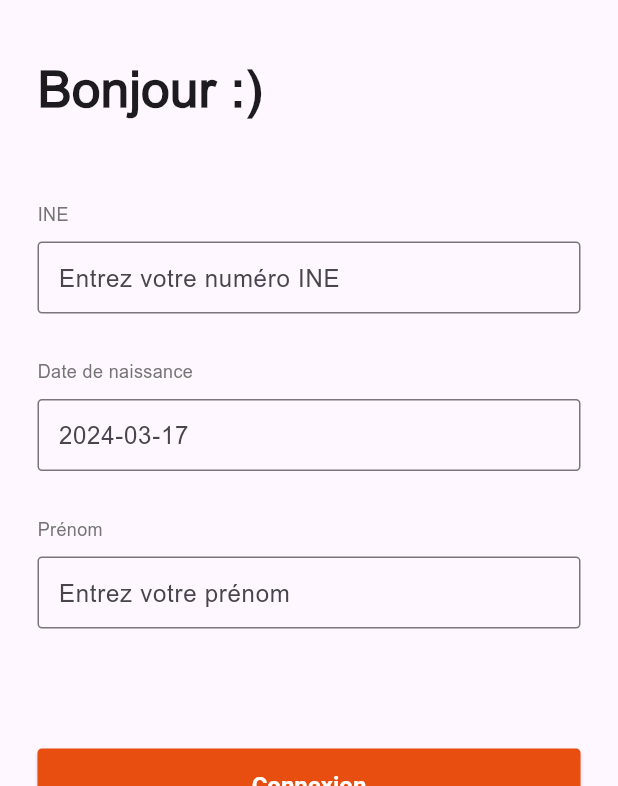
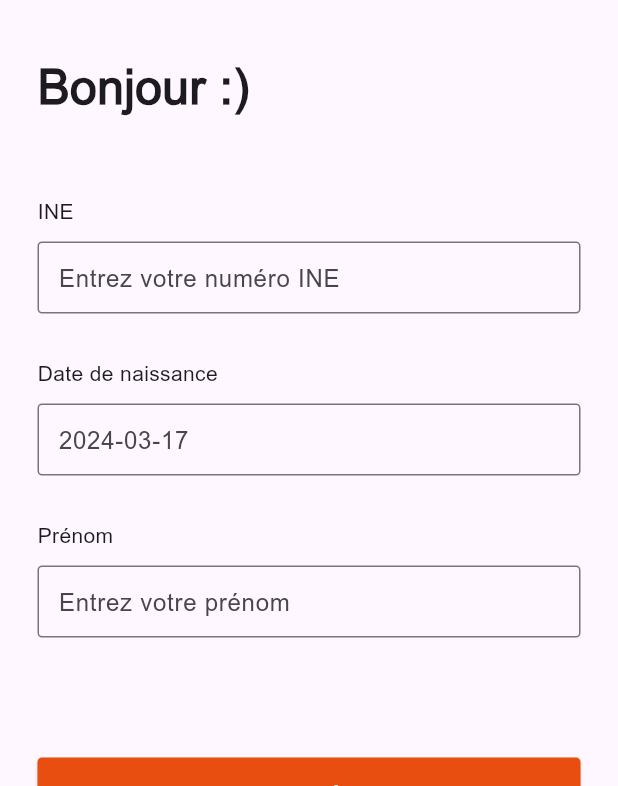
Before and after one commit to B3-3iL-DLW/3il-student, a Flutter app: the screen it shows after launch, on a phone screen of 412 x 824 dp, the part 450-1236 px from its top. Run offline on Flutter 3.47's test engine with Material 3 defaults, Android fonts, the phone set to English and light mode, and no system bars; our stand-ins replace bloc, flutter_bloc, flutter_dotenv, flutter_svg, go_router, shared_preferences; generated files the repository leaves out were written again.

Commit message:
UI/add global font style (#50)
* 💄🚧♻️: global refactor with custom_theme

* ♻️: global refactor with custom_theme
🐛 : fixed datetimepicker bug & fixed overflow in card

```diff
--- a/frontend/app_student/lib/login/views/widgets/form/button_submit.dart
+++ b/frontend/app_student/lib/login/views/widgets/form/button_submit.dart
@@ -1,8 +1,8 @@
+import 'package:app_student/login/cubit/login_cubit.dart';
+import 'package:app_student/utils/custom_theme.dart';
 import 'package:flutter/material.dart';
 import 'package:flutter_bloc/flutter_bloc.dart';
 import 'package:flutter_gen/gen_l10n/app_localizations.dart';
-
-import '../../../cubit/login_cubit.dart';
 
 class SubmitButton extends StatelessWidget {
   final TextEditingController ineController;
@@ -30,13 +30,10 @@ class SubmitButton extends StatelessWidget {
             child: ElevatedButton(
               style: ButtonStyle(
                 textStyle: MaterialStateProperty.all<TextStyle>(
-                  const TextStyle(
-                    fontSize: 16.0,
-                    fontWeight: FontWeight.bold,
-                  ),
+                  CustomTheme.text.toBold,
                 ),
                 backgroundColor: MaterialStateProperty.all<Color>(
-                    Theme.of(context).focusColor),
+                    CustomTheme.secondaryColor),
                 foregroundColor: MaterialStateProperty.all<Color>(Colors.white),
                 shape: MaterialStateProperty.all<RoundedRectangleBorder>(
                   RoundedRectangleBorder(
--- a/frontend/app_student/lib/login/views/widgets/form/inputs/input_birthdate.dart
+++ b/frontend/app_student/lib/login/views/widgets/form/inputs/input_birthdate.dart
@@ -1,3 +1,4 @@
+import 'package:app_student/utils/custom_theme.dart';
 import 'package:flutter/material.dart';
 import 'package:flutter_gen/gen_l10n/app_localizations.dart';
 
@@ -44,10 +45,7 @@ class BirthDateFieldState extends State<BirthDateField> {
         children: [
           Text(
             AppLocalizations.of(context)!.loginBirthDateLabel,
-            style: TextStyle(
-              fontSize: 12.0,
-              color: Colors.grey[600],
-            ),
+            style: CustomTheme.textSmall,
           ),
           const SizedBox(height: 10.0),
           TextFormField(
@@ -58,11 +56,11 @@ class BirthDateFieldState extends State<BirthDateField> {
               contentPadding:
                   const EdgeInsets.symmetric(vertical: 10.0, horizontal: 10.0),
               border: OutlineInputBorder(
-                borderSide: const BorderSide(color: Colors.grey),
+                borderSide: const BorderSide(color: CustomTheme.primaryColor),
                 borderRadius: BorderRadius.circular(3.0),
               ),
               focusedBorder: OutlineInputBorder(
-                borderSide: BorderSide(color: Theme.of(context).focusColor),
+                borderSide: const BorderSide(color: CustomTheme.secondaryColor),
                 borderRadius: BorderRadius.circular(3.0),
               ),
             ),
--- a/frontend/app_student/lib/login/views/widgets/form/inputs/input_ine.dart
+++ b/frontend/app_student/lib/login/views/widgets/form/inputs/input_ine.dart
@@ -1,3 +1,4 @@
+import 'package:app_student/utils/custom_theme.dart';
 import 'package:flutter/material.dart';
 import 'package:flutter_gen/gen_l10n/app_localizations.dart';
 
@@ -9,19 +10,13 @@ class INETextField extends StatelessWidget {
   @override
   Widget build(BuildContext context) {
     return Padding(
-      padding: const EdgeInsets.only(
-          left: 25.0,
-          top: 10.0,
-          right: 25.0), // Ajout d'un padding à gauche, en haut et à droite
+      padding: const EdgeInsets.only(left: 25.0, top: 10.0, right: 25.0),
       child: Column(
         crossAxisAlignment: CrossAxisAlignment.start,
         children: [
           Text(
             AppLocalizations.of(context)!.loginIneLabel,
-            style: TextStyle(
-              fontSize: 12.0,
-              color: Colors.grey[600],
-            ),
+            style: CustomTheme.textSmall,
           ),
           const SizedBox(height: 10.0),
           TextFormField(
@@ -31,11 +26,11 @@ class INETextField extends StatelessWidget {
               contentPadding:
                   const EdgeInsets.symmetric(vertical: 10.0, horizontal: 10.0),
               border: OutlineInputBorder(
-                borderSide: const BorderSide(color: Colors.grey),
+                borderSide: const BorderSide(color: CustomTheme.primaryColor),
                 borderRadius: BorderRadius.circular(3.0),
               ),
               focusedBorder: OutlineInputBorder(
-                borderSide: BorderSide(color: Theme.of(context).focusColor),
+                borderSide: const BorderSide(color: CustomTheme.secondaryColor),
                 borderRadius: BorderRadius.circular(3.0),
               ),
             ),
--- a/frontend/app_student/lib/login/views/widgets/form/inputs/input_prenom.dart
+++ b/frontend/app_student/lib/login/views/widgets/form/inputs/input_prenom.dart
@@ -1,3 +1,4 @@
+import 'package:app_student/utils/custom_theme.dart';
 import 'package:flutter/material.dart';
 import 'package:flutter_gen/gen_l10n/app_localizations.dart';
 
@@ -15,27 +16,22 @@ class FirstnameTextField extends StatelessWidget {
         children: [
           Text(
             AppLocalizations.of(context)!.loginFirstNameLabel,
-            style: TextStyle(
-              fontSize: 12.0,
-              color: Colors.grey[600],
-            ),
+            style: CustomTheme.textSmall,
           ),
           const SizedBox(height: 10.0),
           TextFormField(
             controller: controller,
-            style: TextStyle(
-              color: Colors.grey[600],
-            ),
+            style: CustomTheme.text,
             decoration: InputDecoration(
               hintText: AppLocalizations.of(context)!.loginFirstNameHint,
               contentPadding:
                   const EdgeInsets.symmetric(vertical: 10.0, horizontal: 10.0),
               border: OutlineInputBorder(
-                borderSide: const BorderSide(color: Colors.grey),
+                borderSide: const BorderSide(color: CustomTheme.primaryColor),
                 borderRadius: BorderRadius.circular(3.0),
               ),
               focusedBorder: OutlineInputBorder(
-                borderSide: BorderSide(color: Theme.of(context).focusColor),
+                borderSide: const BorderSide(color: CustomTheme.secondaryColor),
                 borderRadius: BorderRadius.circular(3.0),
               ),
             ),
--- a/frontend/app_student/lib/profils/views/widgets/user_info_card.dart
+++ b/frontend/app_student/lib/profils/views/widgets/user_info_card.dart
@@ -1,3 +1,4 @@
+import 'package:app_student/utils/custom_theme.dart';
 import 'package:flutter/material.dart';
 import 'package:flutter_svg/svg.dart';
 
@@ -25,8 +26,8 @@ class UserInfoCard extends StatelessWidget {
               ),
             ),
           ),
-          title: Text(ine),
-          subtitle: Text(birthDate),
+          title: Text(ine, style: CustomTheme.textXl),
+          subtitle: Text(birthDate, style: CustomTheme.text),
         ),
       ),
     );
--- a/frontend/app_student/lib/shared_components/header_logo.dart
+++ b/frontend/app_student/lib/shared_components/header_logo.dart
@@ -1,3 +1,4 @@
+import 'package:app_student/utils/custom_theme.dart';
 import 'package:flutter/cupertino.dart';
 
 class HeaderLogo extends StatelessWidget {
@@ -6,8 +7,8 @@ class HeaderLogo extends StatelessWidget {
   @override
   Widget build(BuildContext context) {
     return Container(
-      height: 300.0, // Hauteur du Container
-      color: const Color(0xFF005067),
+      height: 300.0,
+      color: CustomTheme.primaryColor,
       child: Center(
         child: Padding(
           padding: const EdgeInsets.only(top: 50.0),
--- a/frontend/app_student/lib/shared_components/header_title.dart
+++ b/frontend/app_student/lib/shared_components/header_title.dart
@@ -1,3 +1,4 @@
+import 'package:app_student/utils/custom_theme.dart';
 import 'package:flutter/cupertino.dart';
 
 class HeaderTitle extends StatelessWidget {
@@ -13,11 +14,7 @@ class HeaderTitle extends StatelessWidget {
         alignment: Alignment.centerLeft,
         child: Text(
           content,
-          style: const TextStyle(
-            fontSize: 34.0,
-            fontFamily: 'Arial',
-            fontWeight: FontWeight.bold,
-          ),
+          style: CustomTheme.title.toBold,
         ),
       ),
     );
--- a/frontend/app_student/lib/utils/custom_theme.dart
+++ b/frontend/app_student/lib/utils/custom_theme.dart
@@ -3,4 +3,27 @@ import 'package:flutter/material.dart';
 class CustomTheme {
   static const Color primaryColor = Color(0xFF005067);
   static const Color secondaryColor = Color(0xffE84E0F);
+
+  static const TextStyle title = TextStyle(fontSize: 32);
+  static const TextStyle subtitle = TextStyle(fontSize: 22);
+
+  static const TextStyle textXl = TextStyle(fontSize: 18);
+  static const TextStyle text = TextStyle(fontSize: 16);
+  static const TextStyle textSmall = TextStyle(fontSize: 14);
 }
+
+extension TextStyleHelpers on TextStyle {
+  TextStyle get toBold => copyWith(fontWeight: FontWeight.bold);
+
+  TextStyle get toItalic => copyWith(fontStyle: FontStyle.italic);
+
+  TextStyle get toUnderline => copyWith(decoration: TextDecoration.underline);
+
+  TextStyle get toColorPrimary => copyWith(color: CustomTheme.primaryColor);
+
+  TextStyle get toColorSecondary => copyWith(color: CustomTheme.secondaryColor);
+
+  TextStyle get toColorWhite => copyWith(color: Colors.white);
+
+  TextStyle get toColorBlack => copyWith(color: Colors.black);
+}
--- a/frontend/app_student/lib/week_schedule/views/widgets/day_schedule_widget.dart
+++ b/frontend/app_student/lib/week_schedule/views/widgets/day_schedule_widget.dart
@@ -1,4 +1,5 @@
 import 'package:app_student/api/day_schedule/models/day_schedule_model.dart';
+import 'package:app_student/utils/custom_theme.dart';
 import 'package:app_student/week_schedule/views/widgets/events/event_details.dart';
 import 'package:flutter/material.dart';
 import 'package:intl/intl.dart';
@@ -20,10 +21,7 @@ class DayScheduleWidget extends StatelessWidget {
           Center(
             child: Text(
               capitalizedDate,
-              style: const TextStyle(
-                fontSize: 20,
-                fontWeight: FontWeight.bold,
-              ),
+              style: CustomTheme.subtitle.toBold,
             ),
           ),
           const SizedBox(height: 30),
```
Also changed, not shown: frontend/app_student/lib/profils/views/widgets/class_group_button.dart (+5 -7 lines), frontend/app_student/lib/profils/views/widgets/user_class_card.dart (+5 -4 lines), frontend/app_student/lib/shared_components/app_bar.dart (+6 -7 lines), frontend/app_student/lib/shared_components/header_subtitle.dart (+2 -5 lines), frontend/app_student/lib/week_schedule/cubit/week_schedule_cubit.dart (+25 -5 lines), frontend/app_student/lib/week_schedule/views/widgets/components/datepicker_button.dart (+3 -8 lines), frontend/app_student/lib/week_schedule/views/widgets/events/event_card.dart (+9 -7 lines), frontend/app_student/lib/week_schedule/views/widgets/events/event_hours.dart (+3 -4 lines).
